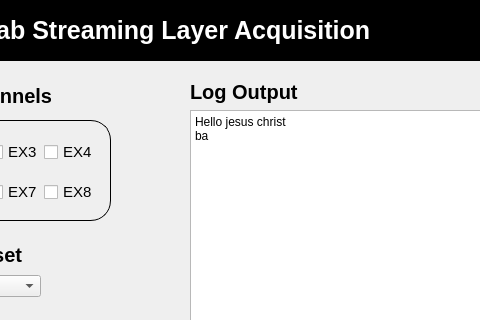
CogniX-UP/COGNIX-Framework, file BionSemi_Acquisition/BioSemi_Acquisition.ui: the form before one commit; both pictures show x 160 to 640 and y 0 to 320 of the 800 by 480 pixel window.
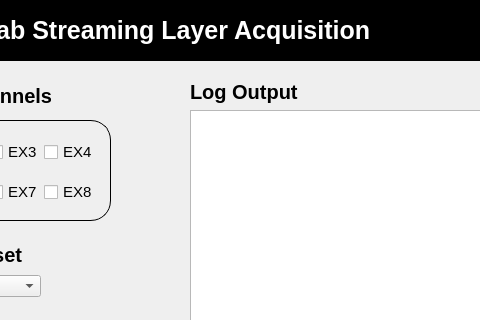
The form after the commit. Icons and pictures are not drawn.

Diff of the .ui file:
```diff
--- a/BionSemi_Acquisition/BioSemi_Acquisition.ui
+++ b/BionSemi_Acquisition/BioSemi_Acquisition.ui
@@ -432,8 +432,6 @@
 li.unchecked::marker { content: &quot;\2610&quot;; }
 li.checked::marker { content: &quot;\2612&quot;; }
 &lt;/style&gt;&lt;/head&gt;&lt;body style=&quot; font-family:'Segoe UI'; font-size:9pt; font-weight:400; font-style:normal;&quot;&gt;
-&lt;p style=&quot; margin-top:0px; margin-bottom:0px; margin-left:0px; margin-right:0px; -qt-block-indent:0; text-indent:0px;&quot;&gt;Hello jesus christ&lt;/p&gt;
-&lt;p style=&quot; margin-top:0px; margin-bottom:0px; margin-left:0px; margin-right:0px; -qt-block-indent:0; text-indent:0px;&quot;&gt;ba&lt;/p&gt;
 &lt;p style=&quot;-qt-paragraph-type:empty; margin-top:0px; margin-bottom:0px; margin-left:0px; margin-right:0px; -qt-block-indent:0; text-indent:0px;&quot;&gt;&lt;br /&gt;&lt;/p&gt;&lt;/body&gt;&lt;/html&gt;</string>
        </property>
       </widget>
```
Left out of the diff: 2 changed lines with no effect on the pictures.
